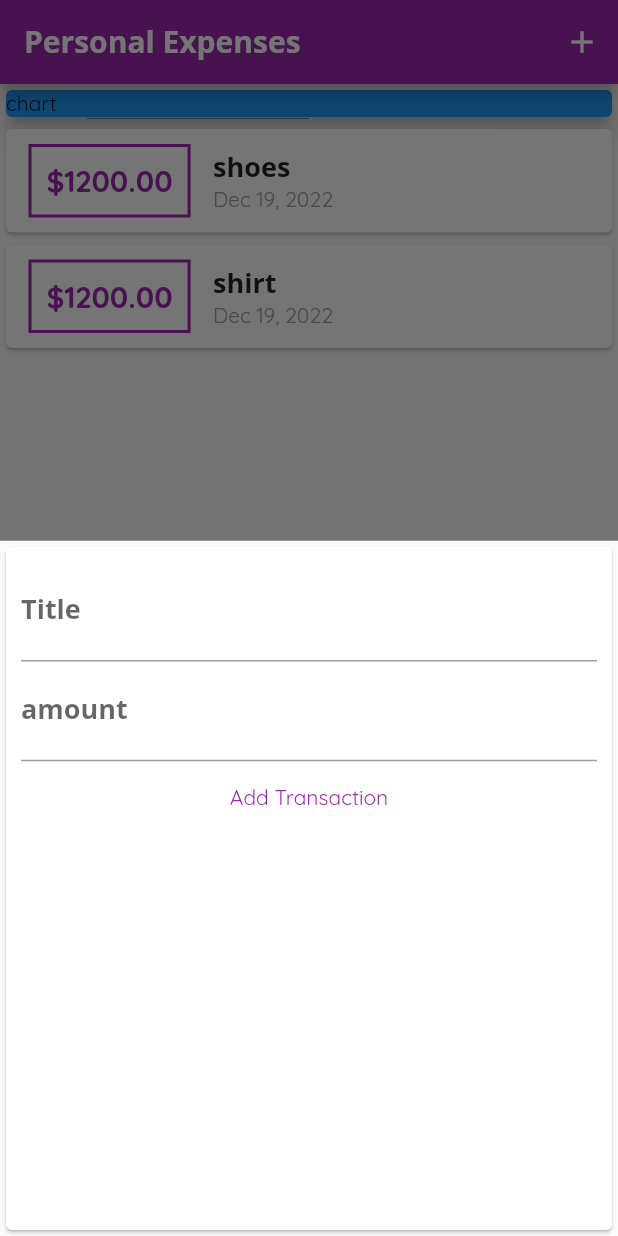
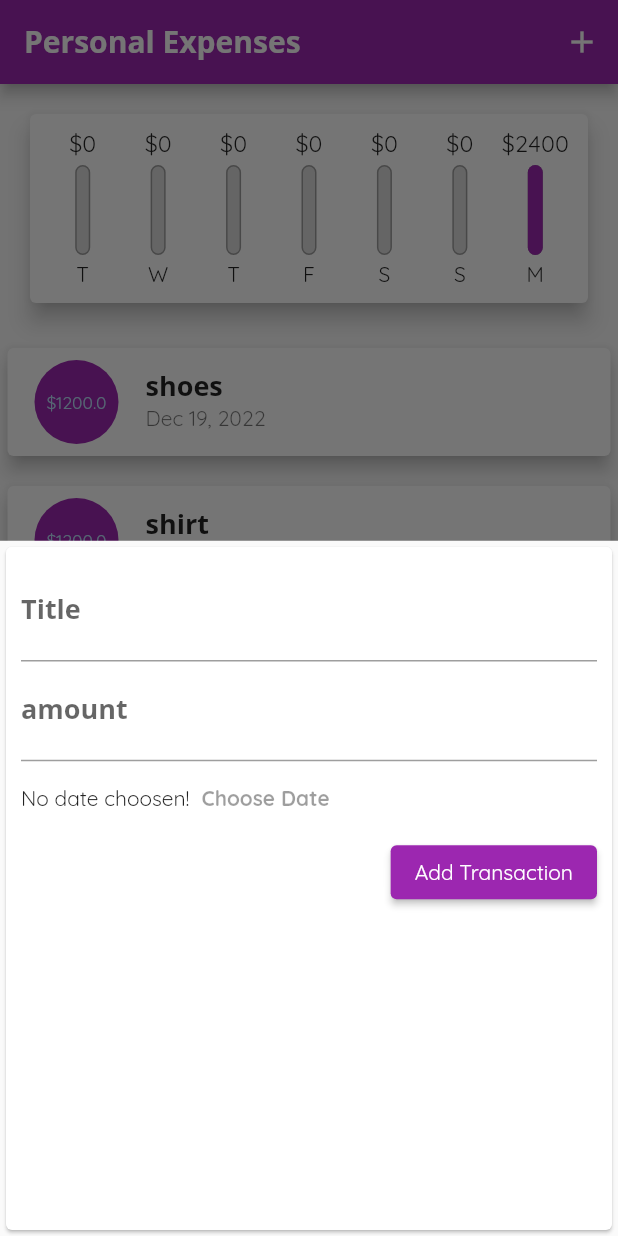
Before and after one commit to ErArjun/Flutter, a Flutter app: the screen it shows after launch, after a tap on the "add" icon, on a phone screen of 412 x 824 dp. Run offline on Flutter 3.47's test engine with Material 2 defaults, Android fonts, the phone set to English and light mode, and no system bars.

Commit message:
chart added

```diff
--- a/personalexpense_app/lib/main.dart
+++ b/personalexpense_app/lib/main.dart
@@ -1,9 +1,8 @@
-// ignore_for_file: sized_box_for_whitespace
-
 import 'package:flutter/material.dart';
 import 'widgets/new_transaction.dart';
 import 'models/transaction.dart';
 import 'widgets/transcation_list.dart';
+import './widgets/chart.dart';
 
 void main() => runApp(MyApp());
 
@@ -56,7 +55,17 @@ class _MyHomePageState extends State<MyHomePage> {
       date: DateTime.now(),
     ),
   ];
-//
+
+  List<Transaction> get _recentTransaction {
+    return _userTransactions.where((tx) {
+      return tx.date.isAfter(
+        DateTime.now().subtract(
+          const Duration(days: 7),
+        ),
+      );
+    }).toList();
+  }
+
   void _addNewTransaction(String title, double amount) {
     final newTx = Transaction(
         id: DateTime.now().toString(),
@@ -95,14 +104,7 @@ class _MyHomePageState extends State<MyHomePage> {
           // mainAxisAlignment: MainAxisAlignment.spaceAround,
           crossAxisAlignment: CrossAxisAlignment.stretch,
           children: <Widget>[
-            Container(
-              width: double.infinity,
-              child: const Card(
-                color: Colors.blue,
-                elevation: 5,
-                child: Text('chart'),
-              ),
-            ),
+            Chart(_recentTransaction),
             TransactoionList(_userTransactions),
           ],
         ),
--- /dev/null
+++ b/personalexpense_app/lib/widgets/chart.dart
@@ -0,0 +1,61 @@
+import 'package:flutter/material.dart';
+import 'package:intl/intl.dart';
+import 'package:personalexpense_app/widgets/chart_bar.dart';
+import '../models/transaction.dart';
+
+class Chart extends StatelessWidget {
+  final List<Transaction> recentTransaction;
+  const Chart(this.recentTransaction);
+
+  List<Map<String, Object>> get groupedTranscationValues {
+    return List.generate(7, (index) {
+      final weekDay = DateTime.now().subtract(
+        Duration(days: index),
+      );
+
+      var totalSum = 0.0;
+      for (var i = 0; i < recentTransaction.length; i++) {
+        if (weekDay.day == recentTransaction[i].date.day &&
+            weekDay.month == recentTransaction[i].date.month &&
+            weekDay.year == recentTransaction[i].date.year) {
+          totalSum += recentTransaction[i].amount;
+        }
+      }
+
+      return {
+        'day': DateFormat.E().format(weekDay).substring(0, 1),
+        'amount': totalSum
+      };
+    }).reversed.toList();
+  }
+
+  double get totalAmount {
+    return groupedTranscationValues.fold(0.0, (sum, item) {
+      return sum + (item['amount'] as double);
+    });
+  }
+
+  @override
+  Widget build(BuildContext context) {
+    return Card(
+      elevation: 6,
+      margin: const EdgeInsets.all(20),
+      child: Padding(
+        padding: const EdgeInsets.all(10),
+        child: Row(
+          mainAxisAlignment: MainAxisAlignment.spaceAround,
+          children: groupedTranscationValues.map((data) {
+            return Flexible(
+              fit: FlexFit.tight,
+              child: ChartBar(
+                data['day'].toString(),
+                data['amount'] as double,
+                (data['amount'] as double) / totalAmount,
+              ),
+            );
+          }).toList(),
+        ),
+      ),
+    );
+  }
+}
--- /dev/null
+++ b/personalexpense_app/lib/widgets/chart_bar.dart
@@ -0,0 +1,57 @@
+// ignore_for_file: sized_box_for_whitespace
+
+import 'package:flutter/material.dart';
+
+class ChartBar extends StatelessWidget {
+  final String label;
+  final double amount;
+  final double amountPctOfTotal;
+
+  const ChartBar(this.label, this.amount, this.amountPctOfTotal);
+
+  @override
+  Widget build(BuildContext context) {
+    return Column(
+      children: [
+        Container(
+          height: 20,
+          child: FittedBox(
+            child: Text('\$${amount.toStringAsFixed(0)}'),
+          ),
+        ),
+        const SizedBox(height: 4),
+        Container(
+          height: 60,
+          width: 10,
+          child: Stack(
+            children: [
+              Container(
+                decoration: BoxDecoration(
+                  border: Border.all(
+                    color: Colors.grey,
+                    width: 1.0,
+                  ),
+                  color: const Color.fromRGBO(220, 220, 220, 1),
+                  borderRadius: BorderRadius.circular(10),
+                ),
+              ),
+              FractionallySizedBox(
+                heightFactor: amountPctOfTotal,
+                child: Container(
+                  decoration: BoxDecoration(
+                    color: Theme.of(context).colorScheme.primary,
+                    borderRadius: BorderRadius.circular(10),
+                  ),
+                ),
+              ),
+            ],
+          ),
+        ),
+        const SizedBox(
+          height: 4,
+        ),
+        Text(label),
+      ],
+    );
+  }
+}
--- a/personalexpense_app/lib/widgets/new_transaction.dart
+++ b/personalexpense_app/lib/widgets/new_transaction.dart
@@ -3,7 +3,7 @@ import 'package:flutter/material.dart';
 class NewTransaction extends StatefulWidget {
   final Function addTransaction;
 
-  NewTransaction(this.addTransaction);
+  const NewTransaction(this.addTransaction);
 
   @override
   State<NewTransaction> createState() => _NewTransactionState();
@@ -14,7 +14,7 @@ class _NewTransactionState extends State<NewTransaction> {
 
   final amountController = TextEditingController();
 
-  void submitData() {
+  void _submitData() {
     final enteredTitle = titleController.text;
     final enteredAmount = double.parse(amountController.text);
     if (enteredTitle.isEmpty || enteredAmount <= 0) {
@@ -37,7 +37,7 @@ class _NewTransactionState extends State<NewTransaction> {
                 labelText: 'Title',
               ),
               controller: titleController,
-              onSubmitted: (_) => submitData(),
+              onSubmitted: (_) => _submitData(),
             ),
             TextField(
               decoration: const InputDecoration(
@@ -45,12 +45,35 @@ class _NewTransactionState extends State<NewTransaction> {
               ),
               controller: amountController,
               keyboardType: TextInputType.number,
-              onSubmitted: (_) => submitData(),
+              onSubmitted: (_) => _submitData(),
             ),
-            TextButton(
-              style: TextButton.styleFrom(foregroundColor: Colors.purple),
-              onPressed: submitData,
-              child: const Text('Add Transaction'),
+            SizedBox(
+              height: 50,
+              child: Row(
+                children: [
+                  const Text('No date choosen!'),
+                  TextButton(
+                    onPressed: null,
+                    style: TextButton.styleFrom(
+                      foregroundColor: Colors.purple,
+                    ),
+                    child: const Text(
+                      'Choose Date',
+                      style: TextStyle(fontWeight: FontWeight.bold),
+                    ),
+                  ),
+                ],
+              ),
+            ),
+            Row(
+              mainAxisAlignment: MainAxisAlignment.end,
+              children: [
+                ElevatedButton(
+                  style: TextButton.styleFrom(backgroundColor: Colors.purple),
+                  onPressed: _submitData,
+                  child: const Text('Add Transaction'),
+                ),
+              ],
             ),
           ],
         ),
--- a/personalexpense_app/lib/widgets/transcation_list.dart
+++ b/personalexpense_app/lib/widgets/transcation_list.dart
@@ -1,7 +1,7 @@
 import 'package:flutter/material.dart';
+import 'package:intl/intl.dart';
 
 import '../models/transaction.dart';
-import 'package:intl/intl.dart';
 
 class TransactoionList extends StatelessWidget {
   final List<Transaction> transactions;
@@ -27,45 +27,22 @@ class TransactoionList extends StatelessWidget {
           : ListView.builder(
               itemBuilder: (ctx, index) {
                 return Card(
-                  child: Row(
-                    children: [
-                      Container(
-                        margin: const EdgeInsets.symmetric(
-                          vertical: 10,
-                          horizontal: 15,
-                        ),
-                        decoration: BoxDecoration(
-                          border: Border.all(
-                            color: Theme.of(context).colorScheme.primary,
-                            width: 2,
-                          ),
-                        ),
+                  elevation: 5,
+                  margin:
+                      const EdgeInsets.symmetric(vertical: 10, horizontal: 5),
+                  child: ListTile(
+                    leading: CircleAvatar(
+                      backgroundColor: Theme.of(context).colorScheme.primary,
+                      radius: 30,
+                      child: Padding(
                         padding: const EdgeInsets.all(10),
-                        child: Text(
-                          '\$${transactions[index].amount.toStringAsFixed(2)}',
-                          style: TextStyle(
-                            fontWeight: FontWeight.bold,
-                            fontSize: 20,
-                            color: Theme.of(context).colorScheme.primary,
-                          ),
-                        ),
+                        child: FittedBox(
+                            child: Text('\$${transactions[index].amount}')),
                       ),
-                      Column(
-                        crossAxisAlignment: CrossAxisAlignment.start,
-                        children: [
-                          Text(
-                            transactions[index].title,
-                            style: Theme.of(context).textTheme.titleMedium,
-                          ),
-                          Text(
-                            DateFormat.yMMMd().format(transactions[index].date),
-                            style: const TextStyle(
-                              color: Colors.grey,
-                            ),
-                          ),
-                        ],
-                      )
-                    ],
+                    ),
+                    title: Text(transactions[index].title),
+                    subtitle: Text(
+                        DateFormat.yMMMd().format(transactions[index].date)),
                   ),
                 );
               },
```
